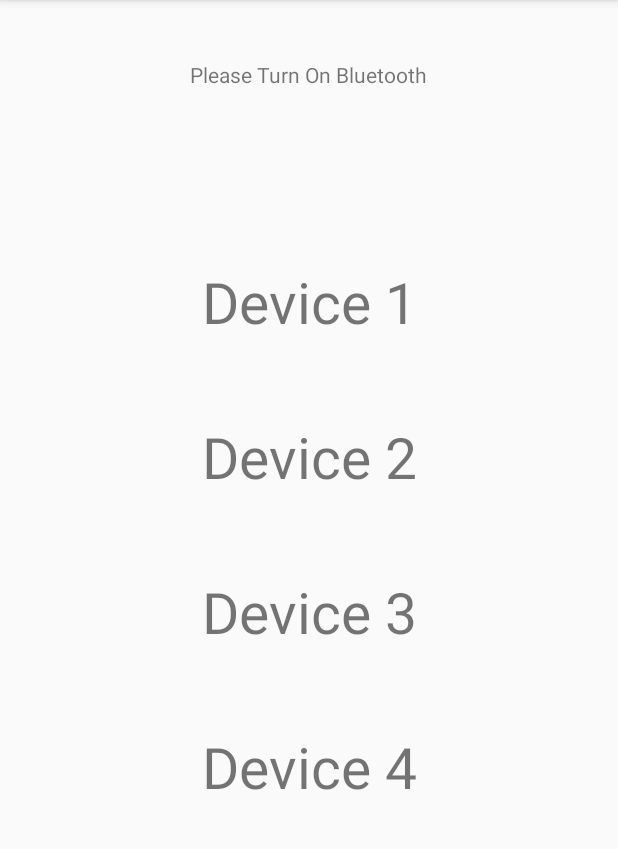
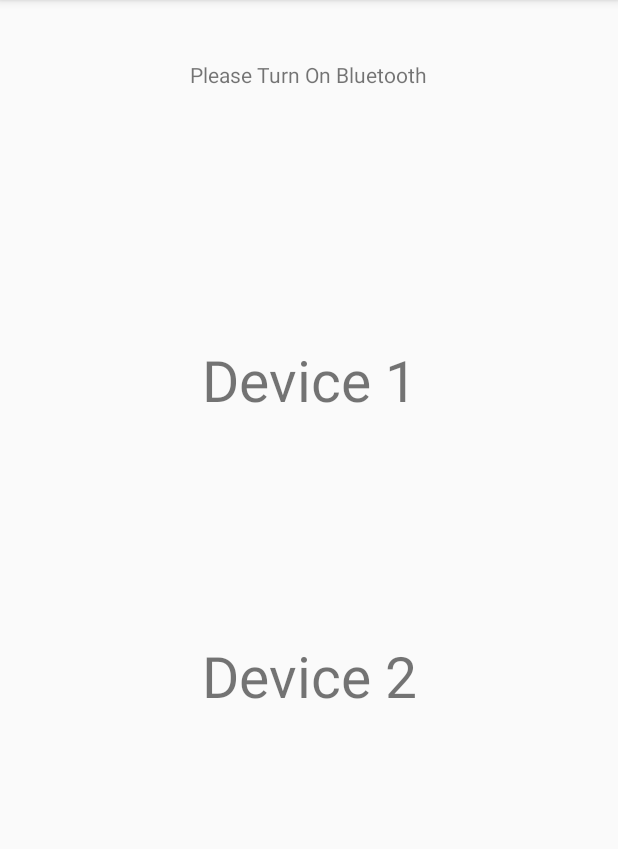
Before and after one commit to harshjani53/Home-Automation, an Android app: the screen it shows after launch once a user with an empty profile is signed in (SecondActivity), on a phone screen of 412 x 824 dp, the part 84-933 px from its top. Run offline under Robolectric (Android 15) with nearby library versions, the phone set to English and light mode, and no system bars; our stand-ins replace Firebase (no records; nobody signed in at launch, a user with empty details on screens opened directly).

Commit message:
filess deleted

```diff
--- a/app/src/main/AndroidManifest.xml
+++ b/app/src/main/AndroidManifest.xml
@@ -12,8 +12,6 @@
         android:roundIcon="@mipmap/ic_launcher_round"
         android:supportsRtl="true"
         android:theme="@style/Theme.HomeAutomation">
-        <activity android:name=".ActDev4" android:parentActivityName=".SecondActivity"></activity>
-        <activity android:name=".ActDev3" android:parentActivityName=".SecondActivity"></activity>
         <activity android:name=".ActDev2" android:parentActivityName=".SecondActivity"></activity>
         <activity android:name=".ActDev1" android:parentActivityName=".SecondActivity"></activity>
         <activity android:name=".PasswordActivity" />
--- a/app/src/main/java/com/example/homeautomation/MainActivity.java
+++ b/app/src/main/java/com/example/homeautomation/MainActivity.java
@@ -1,5 +1,4 @@
 package com.example.homeautomation;
-//Sadfefe
 import androidx.annotation.NonNull;
 import androidx.appcompat.app.AppCompatActivity;
 
--- a/app/src/main/java/com/example/homeautomation/SecondActivity.java
+++ b/app/src/main/java/com/example/homeautomation/SecondActivity.java
@@ -23,8 +23,7 @@ public class SecondActivity extends AppCompatActivity {
     private FirebaseAuth firebaseAuth;
     private TextView tvDev1;
     private TextView tvDev2;
-    private TextView tvDev3;
-    private TextView tvDev4;
+
 
     @Override
     public boolean onCreateOptionsMenu(Menu menu) {
@@ -53,8 +52,6 @@ public class SecondActivity extends AppCompatActivity {
         firebaseAuth = FirebaseAuth.getInstance();
         tvDev1 = (TextView) findViewById(R.id.devOne);
         tvDev2 = (TextView) findViewById(R.id.devTwo);
-        tvDev3 = (TextView) findViewById(R.id.devThree);
-        tvDev4 = (TextView) findViewById(R.id.devFour);
 
         tvDev1.setOnClickListener(new View.OnClickListener() {
             @Override
@@ -80,30 +77,6 @@ public class SecondActivity extends AppCompatActivity {
             }}
         });
 
-        tvDev3.setOnClickListener(new View.OnClickListener() {
-            @Override
-            public void onClick(View v) {
-                if(!bluetoothAdapter.isEnabled())
-                {
-                    Toast.makeText(getApplicationContext(),"Please Turn On Bluetooth",Toast.LENGTH_LONG).show();
-                }
-                else{
-                    startActivity(new Intent(getApplicationContext(), ActDev3.class));
-            }}
-        });
-
-        tvDev4.setOnClickListener(new View.OnClickListener() {
-            @Override
-            public void onClick(View v) {
-                if(!bluetoothAdapter.isEnabled())
-                {
-                    Toast.makeText(getApplicationContext(),"Please Turn On Bluetooth",Toast.LENGTH_LONG).show();
-                }
-                else{
-                startActivity(new Intent(getApplicationContext(), ActDev4.class));
-            }}
-        });
-
         if (bluetoothAdapter == null) {
             bluetoothInfo.setText("Bluetooth Not available");
         } else if (!bluetoothAdapter.isEnabled()) {
--- a/app/src/main/res/layout/activity_second.xml
+++ b/app/src/main/res/layout/activity_second.xml
@@ -7,34 +7,10 @@
     tools:context=".SecondActivity">
 
     <TextView
-        android:id="@+id/devFour"
-        android:layout_width="203dp"
-        android:layout_height="53dp"
-        android:layout_marginTop="50dp"
-        android:text="Device 4"
-        android:textAlignment="center"
-        android:textSize="38sp"
-        app:layout_constraintEnd_toEndOf="parent"
-        app:layout_constraintStart_toStartOf="parent"
-        app:layout_constraintTop_toBottomOf="@+id/devThree" />
-
-    <TextView
-        android:id="@+id/devThree"
-        android:layout_width="203dp"
-        android:layout_height="53dp"
-        android:layout_marginTop="50dp"
-        android:text="Device 3"
-        android:textAlignment="center"
-        android:textSize="38sp"
-        app:layout_constraintEnd_toEndOf="parent"
-        app:layout_constraintStart_toStartOf="parent"
-        app:layout_constraintTop_toBottomOf="@+id/devTwo" />
-
-    <TextView
         android:id="@+id/devOne"
         android:layout_width="203dp"
         android:layout_height="53dp"
-        android:layout_marginTop="100dp"
+        android:layout_marginTop="152dp"
         android:text="Device 1"
         android:textAlignment="center"
         android:textSize="38sp"
@@ -57,7 +33,7 @@
         android:id="@+id/devTwo"
         android:layout_width="203dp"
         android:layout_height="53dp"
-        android:layout_marginTop="50dp"
+        android:layout_marginTop="144dp"
         android:text="Device 2"
         android:textAlignment="center"
         android:textSize="38sp"
```
Also changed, not shown: app/src/main/java/com/example/homeautomation/ActDev3.java (deleted, +0 -45 lines), app/src/main/java/com/example/homeautomation/ActDev4.java (deleted, +0 -45 lines), app/src/main/res/layout/activity_act_dev3.xml (deleted, +0 -34 lines), app/src/main/res/layout/activity_act_dev4.xml (deleted, +0 -34 lines).
